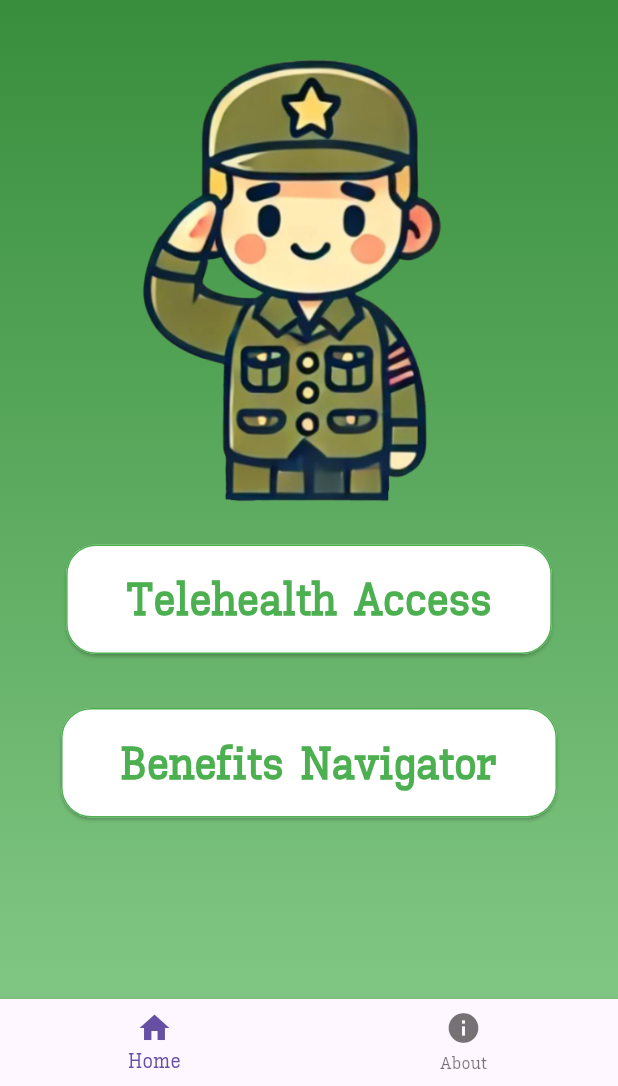
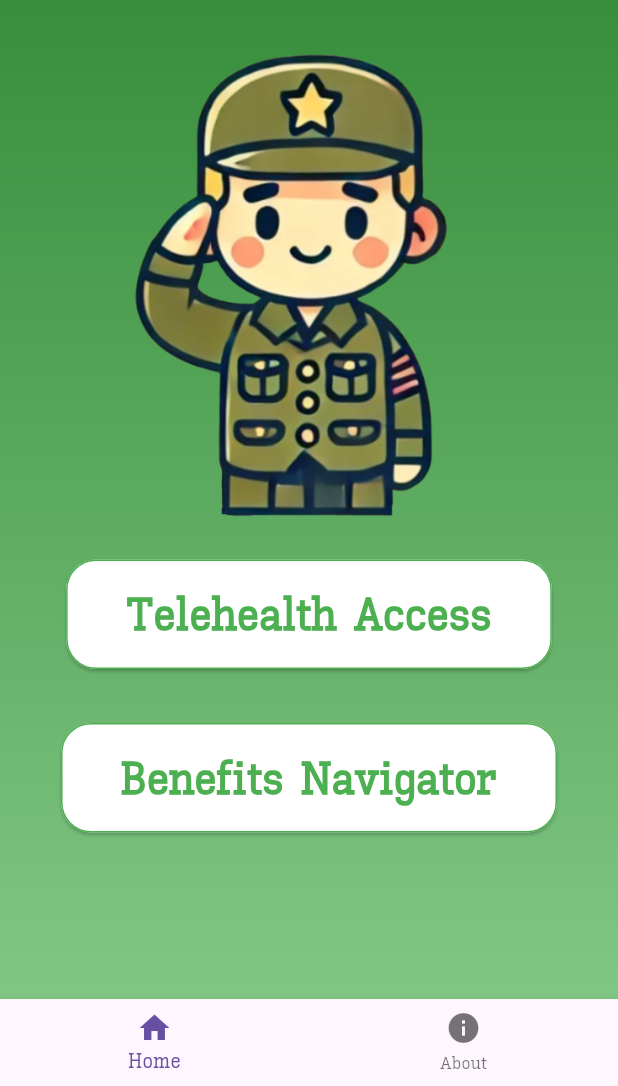
Before and after one commit to ronak314/Veteran-Connect, a Flutter app: the screen it shows after launch, on a phone screen of 412 x 824 dp, the part 150-1236 px from its top. Run offline on Flutter 3.47's test engine with Material 3 defaults, Android fonts, the light colour scheme and no system bars; our stand-ins replace geocoding, geolocator.

```diff
--- a/lib/screens/home_screen.dart
+++ b/lib/screens/home_screen.dart
@@ -32,10 +32,10 @@ class HomeScreen extends StatelessWidget {
           child: Column(
             mainAxisAlignment: MainAxisAlignment.start, // Align items to the start
             children: <Widget>[
-              SizedBox(height: 10), // Add space from the top
+              SizedBox(height: 5), // Add space from the top
               Image.asset(
                 'assets/images/homepagestock.png', // Replace with your asset path
-                height: 325,
+                height: 340,
               ),
               SizedBox(height: 20.0), // Space between the image and buttons
               AnimatedPadding(
```
Also changed, not shown: assets/va_facilities.json (+4 -4 lines), lib/screens/quiz_screen.dart (+14 -3 lines), lib/screens/telehealth_screen.dart (+4 -6 lines).
